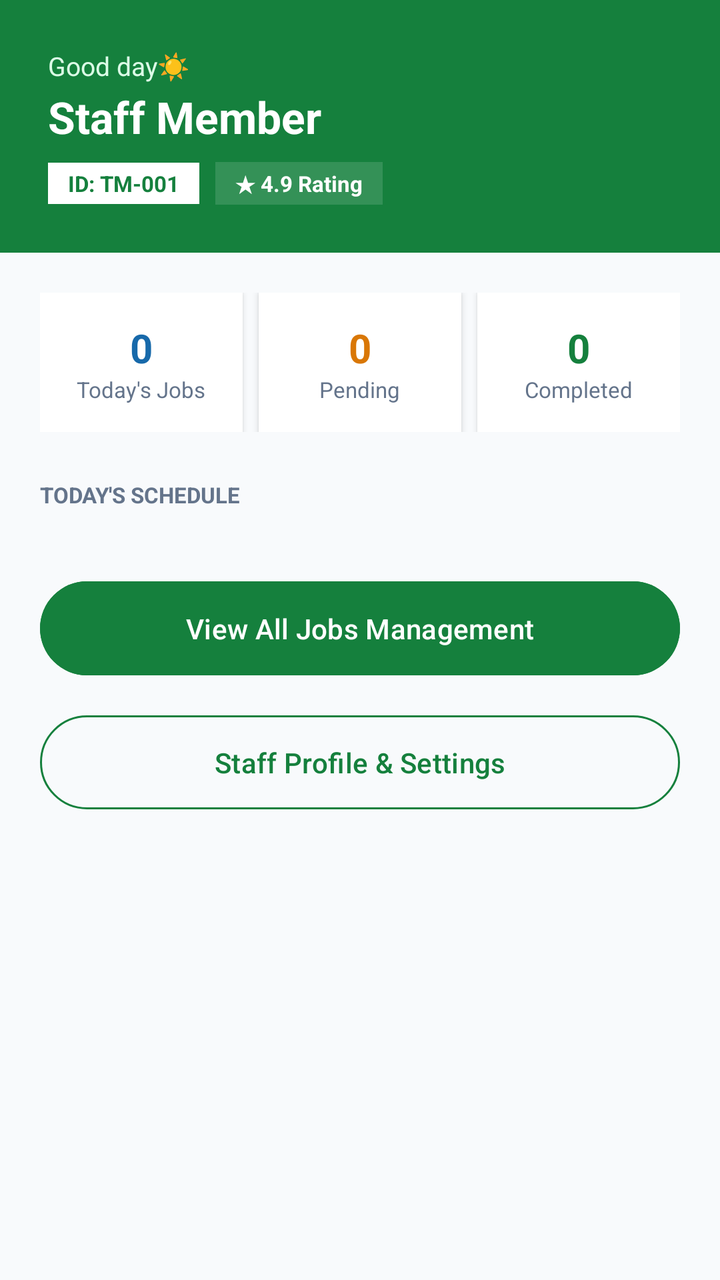
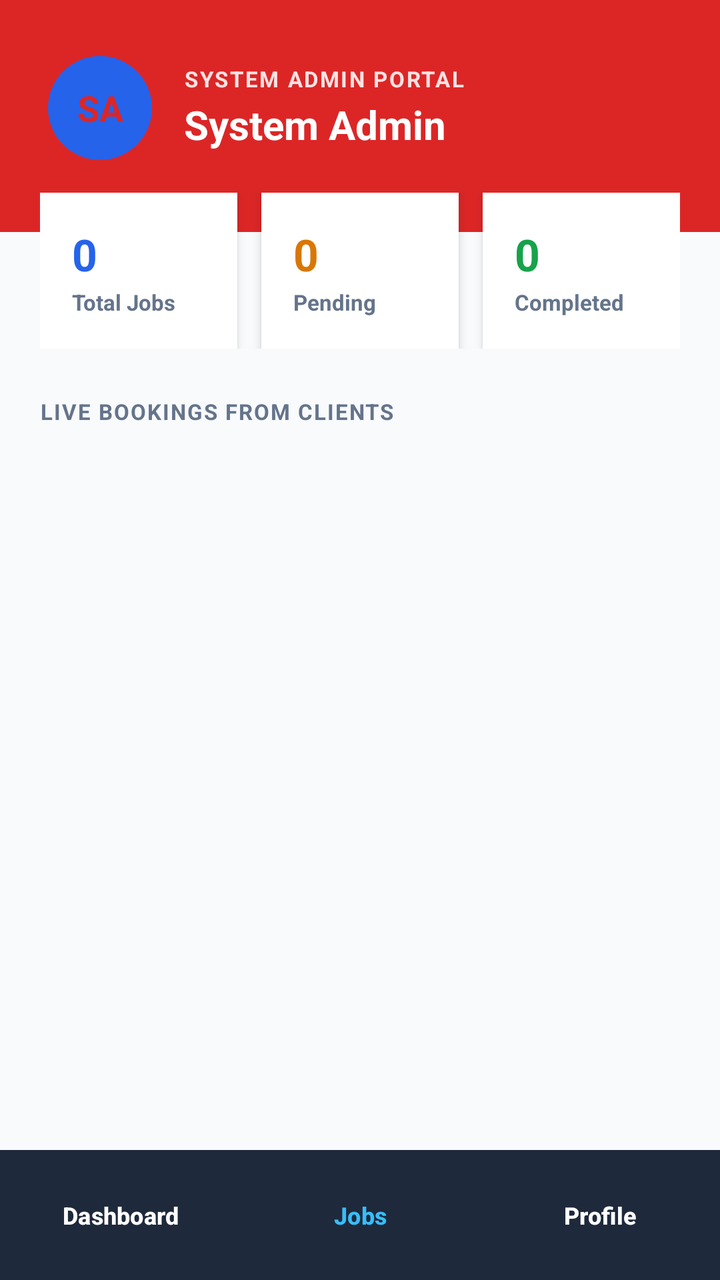

Before-and-after screenshots of an Android layout around one commit, followed by the original layout XML and the change that was made.
<!-- AndroidManifest.xml: application theme Theme.Masandaza -->
<!-- res/layout/activity_staff_dashboard.xml -->
<?xml version="1.0" encoding="utf-8"?>
<ScrollView xmlns:android="http://schemas.android.com/apk/res/android"
    xmlns:app="http://schemas.android.com/apk/res-auto"
    android:layout_width="match_parent"
    android:layout_height="match_parent"
    android:background="@color/brand_bg"
    android:fillViewport="true">

    <LinearLayout
        android:layout_width="match_parent"
        android:layout_height="wrap_content"
        android:orientation="vertical">

        
        <LinearLayout
            android:layout_width="match_parent"
            android:layout_height="wrap_content"
            android:orientation="vertical"
            android:background="@color/staff_green"
            android:padding="24dp">

            <TextView
                android:layout_width="wrap_content"
                android:layout_height="wrap_content"
                android:text="Good day☀️"
                android:textColor="@color/staff_green_light"
                android:textSize="13sp"/>

            <TextView
                android:id="@+id/tvStaffNameHeader"
                android:layout_width="wrap_content"
                android:layout_height="wrap_content"
                android:text="Staff Member"
                android:textColor="@color/white"
                android:textSize="22sp"
                android:textStyle="bold"
                android:layout_marginVertical="2dp"/>

            <LinearLayout
                android:layout_width="wrap_content"
                android:layout_height="wrap_content"
                android:orientation="horizontal"
                android:layout_marginTop="6dp">

                <TextView
                    android:id="@+id/tvStaffIdBadge"
                    android:layout_width="wrap_content"
                    android:layout_height="wrap_content"
                    android:text="ID: TM-001"
                    android:textColor="@color/staff_green"
                    android:background="@color/white"
                    android:paddingHorizontal="10dp"
                    android:paddingVertical="3dp"
                    android:textSize="11sp"
                    android:textStyle="bold"
                    android:layout_marginEnd="8dp"/>

                <TextView
                    android:layout_width="wrap_content"
                    android:layout_height="wrap_content"
                    android:text="★ 4.9 Rating"
                    android:textColor="@color/white"
                    android:background="#22FFFFFF"
                    android:paddingHorizontal="10dp"
                    android:paddingVertical="3dp"
                    android:textSize="11sp"
                    android:textStyle="bold"/>
            </LinearLayout>
        </LinearLayout>

        <LinearLayout
            android:layout_width="match_parent"
            android:layout_height="wrap_content"
            android:orientation="vertical"
            android:padding="20dp">

            
            <LinearLayout
                android:layout_width="match_parent"
                android:layout_height="wrap_content"
                android:orientation="horizontal"
                android:layout_marginBottom="24dp">

                <LinearLayout
                    android:layout_width="0dp"
                    android:layout_height="wrap_content"
                    android:layout_weight="1"
                    android:orientation="vertical"
                    android:gravity="center"
                    android:background="@color/white"
                    android:padding="14dp"
                    android:elevation="2dp"
                    android:layout_marginEnd="4dp">
                    <TextView
                        android:id="@+id/tvCountToday"
                        android:layout_width="wrap_content"
                        android:layout_height="wrap_content"
                        android:text="0"
                        android:textColor="@color/brand_royal_blue"
                        android:textSize="20sp"
                        android:textStyle="bold"/>
                    <TextView
                        android:layout_width="wrap_content"
                        android:layout_height="wrap_content"
                        android:text="Today's Jobs"
                        android:textColor="#64748B"
                        android:textSize="11sp"/>
                </LinearLayout>

                <LinearLayout
                    android:layout_width="0dp"
                    android:layout_height="wrap_content"
                    android:layout_weight="1"
                    android:orientation="vertical"
                    android:gravity="center"
                    android:background="@color/white"
                    android:padding="14dp"
                    android:elevation="2dp"
                    android:layout_marginHorizontal="4dp">
                    <TextView
                        android:id="@+id/tvCountPending"
                        android:layout_width="wrap_content"
                        android:layout_height="wrap_content"
                        android:text="0"
                        android:textColor="#D97706"
                        android:textSize="20sp"
                        android:textStyle="bold"/>
                    <TextView
                        android:layout_width="wrap_content"
                        android:layout_height="wrap_content"
                        android:text="Pending"
                        android:textColor="#64748B"
                        android:textSize="11sp"/>
                </LinearLayout>

                <LinearLayout
                    android:layout_width="0dp"
                    android:layout_height="wrap_content"
                    android:layout_weight="1"
                    android:orientation="vertical"
                    android:gravity="center"
                    android:background="@color/white"
                    android:padding="14dp"
                    android:elevation="2dp"
                    android:layout_marginStart="4dp">
                    <TextView
                        android:id="@+id/tvCountCompleted"
                        android:layout_width="wrap_content"
                        android:layout_height="wrap_content"
                        android:text="0"
                        android:textColor="@color/staff_green"
                        android:textSize="20sp"
                        android:textStyle="bold"/>
                    <TextView
                        android:layout_width="wrap_content"
                        android:layout_height="wrap_content"
                        android:text="Completed"
                        android:textColor="#64748B"
                        android:textSize="11sp"/>
                </LinearLayout>
            </LinearLayout>

            <TextView
                android:layout_width="wrap_content"
                android:layout_height="wrap_content"
                android:text="TODAY'S SCHEDULE"
                android:textSize="11sp"
                android:textColor="#64748B"
                android:textStyle="bold"
                android:layout_marginBottom="12dp"/>

            
            <LinearLayout
                android:id="@+id/containerStaffSchedule"
                android:layout_width="match_parent"
                android:layout_height="wrap_content"
                android:orientation="vertical"
                android:layout_marginBottom="20dp"/>

            <com.google.android.material.button.MaterialButton
                android:id="@+id/btnViewAllJobsNav"
                android:layout_width="match_parent"
                android:layout_height="wrap_content"
                android:text="View All Jobs Management"
                android:textColor="@color/white"
                android:backgroundTint="@color/staff_green"
                android:padding="14dp"
                android:layout_marginBottom="12dp"/>

            <com.google.android.material.button.MaterialButton
                android:id="@+id/btnStaffProfileNav"
                android:layout_width="match_parent"
                android:layout_height="wrap_content"
                android:text="Staff Profile &amp; Settings"
                style="?attr/materialButtonOutlinedStyle"
                app:strokeColor="@color/staff_green"
                android:textColor="@color/staff_green"
                android:padding="14dp"/>

        </LinearLayout>
    </LinearLayout>
</ScrollView>
<!-- resources referenced by this layout -->
<resources>
  <color name="brand_bg">#F8FAFC</color>
  <color name="brand_royal_blue">#1769AA</color>
  <color name="staff_green">#15803D</color>
  <color name="staff_green_light">#DCFCE7</color>
  <color name="white">#FFFFFF</color>
  <style name="Theme.Masandaza" parent="Base.Theme.Masandaza" />
  <style name="Base.Theme.Masandaza" parent="Theme.Material3.DayNight.NoActionBar">
          
          
      </style>
</resources>

<!-- the commit's change to res/layout/activity_staff_dashboard.xml (unified diff, before → after) -->
@@ -1,110 +1,112 @@
 <?xml version="1.0" encoding="utf-8"?>
-<ScrollView xmlns:android="http://schemas.android.com/apk/res/android"
-    xmlns:app="http://schemas.android.com/apk/res-auto"
+<RelativeLayout xmlns:android="http://schemas.android.com/apk/res/android"
+    xmlns:tools="http://schemas.android.com/tools"
     android:layout_width="match_parent"
     android:layout_height="match_parent"
-    android:background="@color/brand_bg"
-    android:fillViewport="true">
-
-    <LinearLayout
+    android:background="#F8FAFC">
+
+    <ScrollView
         android:layout_width="match_parent"
-        android:layout_height="wrap_content"
-        android:orientation="vertical">
-
-        
+        android:layout_height="match_parent"
+        android:layout_above="@id/bottomNavContainer"
+        android:clipToPadding="false"
+        android:paddingBottom="90dp"
+        android:fillViewport="true">
+
         <LinearLayout
             android:layout_width="match_parent"
             android:layout_height="wrap_content"
-            android:orientation="vertical"
-            android:background="@color/staff_green"
-            android:padding="24dp">
-
-            <TextView
-                android:layout_width="wrap_content"
+            android:orientation="vertical">
+
+            
+            <LinearLayout
+                android:layout_width="match_parent"
                 android:layout_height="wrap_content"
-                android:text="Good day☀️"
-                android:textColor="@color/staff_green_light"
-                android:textSize="13sp"/>
-
-            <TextView
-                android:id="@+id/tvStaffNameHeader"
-                android:layout_width="wrap_content"
-                android:layout_height="wrap_content"
-                android:text="Staff Member"
-                android:textColor="@color/white"
-                android:textSize="22sp"
-                android:textStyle="bold"
-                android:layout_marginVertical="2dp"/>
-
-            <LinearLayout
-                android:layout_width="wrap_content"
-                android:layout_height="wrap_content"
-                android:orientation="horizontal"
-                android:layout_marginTop="6dp">
-
-                <TextView
-                    android:id="@+id/tvStaffIdBadge"
-                    android:layout_width="wrap_content"
-                    android:layout_height="wrap_content"
-                    android:text="ID: TM-001"
-                    android:textColor="@color/staff_green"
-                    android:background="@color/white"
-                    android:paddingHorizontal="10dp"
-                    android:paddingVertical="3dp"
-                    android:textSize="11sp"
-                    android:textStyle="bold"
-                    android:layout_marginEnd="8dp"/>
-
-                <TextView
-                    android:layout_width="wrap_content"
-                    android:layout_height="wrap_content"
-                    android:text="★ 4.9 Rating"
-                    android:textColor="@color/white"
-                    android:background="#22FFFFFF"
-                    android:paddingHorizontal="10dp"
-                    android:paddingVertical="3dp"
-                    android:textSize="11sp"
-                    android:textStyle="bold"/>
+                android:orientation="vertical"
+                android:background="#DC2626"
+                android:paddingHorizontal="24dp"
+                android:paddingTop="28dp"
+                android:paddingBottom="36dp">
+
+                <LinearLayout
+                    android:layout_width="match_parent"
+                    android:layout_height="wrap_content"
+                    android:orientation="horizontal"
+                    android:gravity="center_vertical">
+
+                    <TextView
+                        android:layout_width="52dp"
+                        android:layout_height="52dp"
+                        android:text="SA"
+                        android:textColor="#DC2626"
+                        android:textSize="18sp"
+                        android:textStyle="bold"
+                        android:gravity="center"
+                        android:background="@drawable/bg_circle_avatar"
+                        android:layout_marginEnd="16dp"/>
+
+                    <LinearLayout
+                        android:layout_width="0dp"
+                        android:layout_height="wrap_content"
+                        android:layout_weight="1"
+                        android:orientation="vertical">
+
+                        <TextView
+                            android:layout_width="wrap_content"
+                            android:layout_height="wrap_content"
+                            android:text="SYSTEM ADMIN PORTAL"
+                            android:textColor="#FEE2E2"
+                            android:textSize="11sp"
+                            android:textStyle="bold"
+                            android:letterSpacing="0.08" />
+
+                        <TextView
+                            android:id="@+id/tvStaffProfileName"
+                            android:layout_width="wrap_content"
+                            android:layout_height="wrap_content"
+                            android:text="System Admin"
+                            android:textColor="#FFFFFF"
+                            android:textSize="20sp"
+                            android:textStyle="bold"
+                            android:layout_marginTop="2dp" />
+                    </LinearLayout>
+                </LinearLayout>
             </LinearLayout>
-        </LinearLayout>
-
-        <LinearLayout
-            android:layout_width="match_parent"
-            android:layout_height="wrap_content"
-            android:orientation="vertical"
-            android:padding="20dp">
 
             
             <LinearLayout
                 android:layout_width="match_parent"
                 android:layout_height="wrap_content"
                 android:orientation="horizontal"
-                android:layout_marginBottom="24dp">
+                android:weightSum="3"
+                android:paddingHorizontal="20dp"
+                android:layout_marginTop="-20dp">
 
                 <LinearLayout
                     android:layout_width="0dp"
                     android:layout_height="wrap_content"
                     android:layout_weight="1"
                     android:orientation="vertical"
-                    android:gravity="center"
-                    android:background="@color/white"
-                    android:padding="14dp"
-                    android:elevation="2dp"
-                    android:layout_marginEnd="4dp">
-                    <TextView
-                        android:id="@+id/tvCountToday"
+                    android:background="#FFFFFF"
+                    android:padding="16dp"
+                    android:layout_marginEnd="8dp"
+                    android:elevation="3dp">
+                    <TextView
+                        android:id="@+id/tvTotalJobsCount"
                         android:layout_width="wrap_content"
                         android:layout_height="wrap_content"
                         android:text="0"
-                        android:textColor="@color/brand_royal_blue"
-                        android:textSize="20sp"
-                        android:textStyle="bold"/>
-                    <TextView
-                        android:layout_width="wrap_content"
-                        android:layout_height="wrap_content"
-                        android:text="Today's Jobs"
+                        android:textSize="22sp"
+                        android:textStyle="bold"
+                        android:textColor="#2563EB" />
+                    <TextView
+                        android:layout_width="wrap_content"
+                        android:layout_height="wrap_content"
+                        android:text="Total Jobs"
+                        android:textSize="11sp"
                         android:textColor="#64748B"
-                        android:textSize="11sp"/>
+                        android:textStyle="bold"
+                        android:layout_marginTop="2dp" />
                 </LinearLayout>
 
                 <LinearLayout
@@ -112,25 +114,26 @@
                     android:layout_height="wrap_content"
                     android:layout_weight="1"
                     android:orientation="vertical"
-                    android:gravity="center"
-                    android:background="@color/white"
-                    android:padding="14dp"
-                    android:elevation="2dp"
-                    android:layout_marginHorizontal="4dp">
-                    <TextView
-                        android:id="@+id/tvCountPending"
+                    android:background="#FFFFFF"
+                    android:padding="16dp"
+                    android:layout_marginHorizontal="4dp"
+                    android:elevation="3dp">
+                    <TextView
+                        android:id="@+id/tvPendingJobsCount"
                         android:layout_width="wrap_content"
                         android:layout_height="wrap_content"
                         android:text="0"
-                        android:textColor="#D97706"
-                        android:textSize="20sp"
-                        android:textStyle="bold"/>
+                        android:textSize="22sp"
+                        android:textStyle="bold"
+                        android:textColor="#D97706" />
                     <TextView
                         android:layout_width="wrap_content"
                         android:layout_height="wrap_content"
                         android:text="Pending"
+                        android:textSize="11sp"
                         android:textColor="#64748B"
-                        android:textSize="11sp"/>
+                        android:textStyle="bold"
+                        android:layout_marginTop="2dp" />
                 </LinearLayout>
 
                 <LinearLayout
@@ -138,65 +141,186 @@
                     android:layout_height="wrap_content"
                     android:layout_weight="1"
                     android:orientation="vertical"
-                    android:gravity="center"
-                    android:background="@color/white"
-                    android:padding="14dp"
-                    android:elevation="2dp"
-                    android:layout_marginStart="4dp">
-                    <TextView
-                        android:id="@+id/tvCountCompleted"
+                    android:background="#FFFFFF"
+                    android:padding="16dp"
+                    android:layout_marginStart="8dp"
+                    android:elevation="3dp">
+                    <TextView
+                        android:id="@+id/tvCompletedJobsCount"
                         android:layout_width="wrap_content"
                         android:layout_height="wrap_content"
                         android:text="0"
-                        android:textColor="@color/staff_green"
-                        android:textSize="20sp"
-                        android:textStyle="bold"/>
+                        android:textSize="22sp"
+                        android:textStyle="bold"
+                        android:textColor="#16A34A" />
                     <TextView
                         android:layout_width="wrap_content"
                         android:layout_height="wrap_content"
                         android:text="Completed"
+                        android:textSize="11sp"
                         android:textColor="#64748B"
-                        android:textSize="11sp"/>
+                        android:textStyle="bold"
+                        android:layout_marginTop="2dp" />
                 </LinearLayout>
             </LinearLayout>
 
-            <TextView
-                android:layout_width="wrap_content"
-                android:layout_height="wrap_content"
-                android:text="TODAY'S SCHEDULE"
-                android:textSize="11sp"
-                android:textColor="#64748B"
-                android:textStyle="bold"
-                android:layout_marginBottom="12dp"/>
-
             
             <LinearLayout
-                android:id="@+id/containerStaffSchedule"
                 android:layout_width="match_parent"
                 android:layout_height="wrap_content"
                 android:orientation="vertical"
-                android:layout_marginBottom="20dp"/>
-
-            <com.google.android.material.button.MaterialButton
-                android:id="@+id/btnViewAllJobsNav"
-                android:layout_width="match_parent"
-                android:layout_height="wrap_content"
-                android:text="View All Jobs Management"
-                android:textColor="@color/white"
-                android:backgroundTint="@color/staff_green"
-                android:padding="14dp"
-                android:layout_marginBottom="12dp"/>
-
-            <com.google.android.material.button.MaterialButton
-                android:id="@+id/btnStaffProfileNav"
-                android:layout_width="match_parent"
-                android:layout_height="wrap_content"
-                android:text="Staff Profile &amp; Settings"
-                style="?attr/materialButtonOutlinedStyle"
-                app:strokeColor="@color/staff_green"
-                android:textColor="@color/staff_green"
-                android:padding="14dp"/>
-
+                android:paddingHorizontal="20dp"
+                android:paddingTop="24dp">
+
+                <TextView
+                    android:layout_width="wrap_content"
+                    android:layout_height="wrap_content"
+                    android:text="LIVE BOOKINGS FROM CLIENTS"
+                    android:textSize="11sp"
+                    android:textStyle="bold"
+                    android:textColor="#64748B"
+                    android:letterSpacing="0.06"
+                    android:layout_marginBottom="12dp" />
+
+                <androidx.recyclerview.widget.RecyclerView
+                    android:id="@+id/rvStaffJobsList"
+                    android:layout_width="match_parent"
+                    android:layout_height="wrap_content"
+                    android:nestedScrollingEnabled="false"
+                    tools:listitem="@layout/item_staff_dashboard_job" />
+
+                <TextView
+                    android:id="@+id/tvNoJobsEmptyState"
+                    android:layout_width="match_parent"
+                    android:layout_height="wrap_content"
+                    android:text="No client service bookings found."
+                    android:gravity="center"
+                    android:textColor="#94A3B8"
+                    android:textSize="14sp"
+                    android:padding="50dp"
+                    android:visibility="gone" />
+            </LinearLayout>
         </LinearLayout>
+    </ScrollView>
+
+    
+    <FrameLayout
+        android:id="@+id/bottomNavContainer"
+        android:layout_width="match_parent"
+        android:layout_height="wrap_content"
+        android:layout_alignParentBottom="true">
+        <include layout="@layout/view_staff_bottom_nav" />
+    </FrameLayout>
+</RelativeLayout>
+<!-- res/layout/item_staff_dashboard_job.xml (included above) -->
+<?xml version="1.0" encoding="utf-8"?>
+<LinearLayout xmlns:android="http://schemas.android.com/apk/res/android"
+    android:layout_width="match_parent"
+    android:layout_height="wrap_content"
+    android:orientation="vertical"
+    android:background="#FFFFFF"
+    android:padding="18dp"
+    android:layout_marginBottom="14dp"
+    android:elevation="2dp">
+
+    <LinearLayout
+        android:layout_width="match_parent"
+        android:layout_height="wrap_content"
+        android:orientation="horizontal"
+        android:gravity="center_vertical"
+        android:layout_marginBottom="4dp">
+
+        <TextView
+            android:id="@+id/tvItemService"
+            android:layout_width="0dp"
+            android:layout_height="wrap_content"
+            android:layout_weight="1"
+            android:text="Cleaning Service"
+            android:textSize="18sp"
+            android:textStyle="bold"
+            android:textColor="#0F172A" />
+
+        <TextView
+            android:id="@+id/tvItemStatus"
+            android:layout_width="wrap_content"
+            android:layout_height="wrap_content"
+            android:text="Pending"
+            android:textSize="11sp"
+            android:textStyle="bold"
+            android:textColor="#D97706"
+            android:background="#FEF3C7"
+            android:paddingHorizontal="10dp"
+            android:paddingVertical="4dp" />
     </LinearLayout>
-</ScrollView>
+
+    <TextView
+        android:id="@+id/tvItemClient"
+        android:layout_width="wrap_content"
+        android:layout_height="wrap_content"
+        android:text="Client • Name"
+        android:textSize="13sp"
+        android:textColor="#475569"
+        android:textStyle="bold"
+        android:layout_marginBottom="16dp" />
+
+    <Button
+        android:id="@+id/btnItemViewDetailsUpdate"
+        android:layout_width="match_parent"
+        android:layout_height="42dp"
+        android:text="View Details &amp; Update"
+        android:textColor="#FFFFFF"
+        android:backgroundTint="#2563EB"
+        android:textSize="12sp"
+        android:textStyle="bold" />
+</LinearLayout>
+<!-- res/layout/view_staff_bottom_nav.xml (included above) -->
+<?xml version="1.0" encoding="utf-8"?>
+<LinearLayout xmlns:android="http://schemas.android.com/apk/res/android"
+    xmlns:app="http://schemas.android.com/apk/res-auto"
+    android:layout_width="match_parent"
+    android:layout_height="65dp"
+    android:orientation="horizontal"
+    android:background="#1E293B"
+    android:elevation="12dp"
+    android:gravity="center_vertical"
+    android:weightSum="3">
+
+    <Button
+        android:id="@+id/navBtnDashboard"
+        android:layout_width="0dp"
+        android:layout_height="match_parent"
+        android:layout_weight="1"
+        android:text="Dashboard"
+        android:textColor="#FFFFFF"
+        android:textSize="12sp"
+        android:textStyle="bold"
+        android:backgroundTint="@android:color/transparent"
+        style="?attr/materialButtonOutlinedStyle"
+        app:strokeWidth="0dp"/>
+
+    <Button
+        android:id="@+id/navBtnJobs"
+        android:layout_width="0dp"
+        android:layout_height="match_parent"
+        android:layout_weight="1"
+        android:text="Jobs"
+        android:textColor="#38BDF8"
+        android:textSize="12sp"
+        android:textStyle="bold"
+        android:backgroundTint="@android:color/transparent"
+        style="?attr/materialButtonOutlinedStyle"
+        app:strokeWidth="0dp"/>
+
+    <Button
+        android:id="@+id/navBtnProfile"
+        android:layout_width="0dp"
+        android:layout_height="match_parent"
+        android:layout_weight="1"
+        android:text="Profile"
+        android:textColor="#FFFFFF"
+        android:textSize="12sp"
+        android:textStyle="bold"
+        android:backgroundTint="@android:color/transparent"
+        style="?attr/materialButtonOutlinedStyle"
+        app:strokeWidth="0dp"/>
+</LinearLayout>
<!-- resource entries referenced after the edit -->
@@ -1,10 +1,11 @@
 <!-- resources referenced by this layout -->
 <resources>
-  <color name="brand_bg">#F8FAFC</color>
-  <color name="brand_royal_blue">#1769AA</color>
-  <color name="staff_green">#15803D</color>
-  <color name="staff_green_light">#DCFCE7</color>
-  <color name="white">#FFFFFF</color>
+  <!-- drawable bg_circle_avatar (drawable) -->
+  <?xml version="1.0" encoding="utf-8"?>
+  <shape xmlns:android="http://schemas.android.com/apk/res/android"
+      android:shape="oval">
+      <solid android:color="#2563EB" /> 
+  </shape>
   <style name="Theme.Masandaza" parent="Base.Theme.Masandaza" />
   <style name="Base.Theme.Masandaza" parent="Theme.Material3.DayNight.NoActionBar">
           
